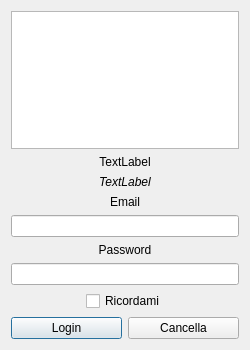
Before: the Qt Designer form KCloud/GraphicClient/LoginForm.ui in milazzo-g/KCloud, drawn with Qt 5.
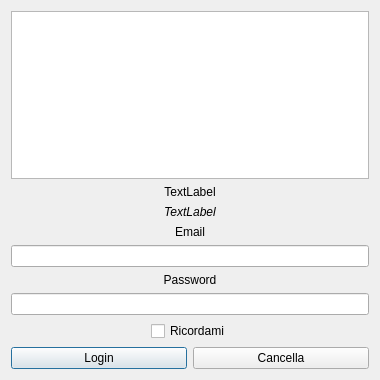
After: the same form once the commit is applied.

What changed in the file:
```diff
--- a/KCloud/GraphicClient/LoginForm.ui
+++ b/KCloud/GraphicClient/LoginForm.ui
@@ -6,8 +6,8 @@
    <rect>
     <x>0</x>
     <y>0</y>
-    <width>250</width>
-    <height>350</height>
+    <width>380</width>
+    <height>380</height>
    </rect>
   </property>
   <property name="font">
```
